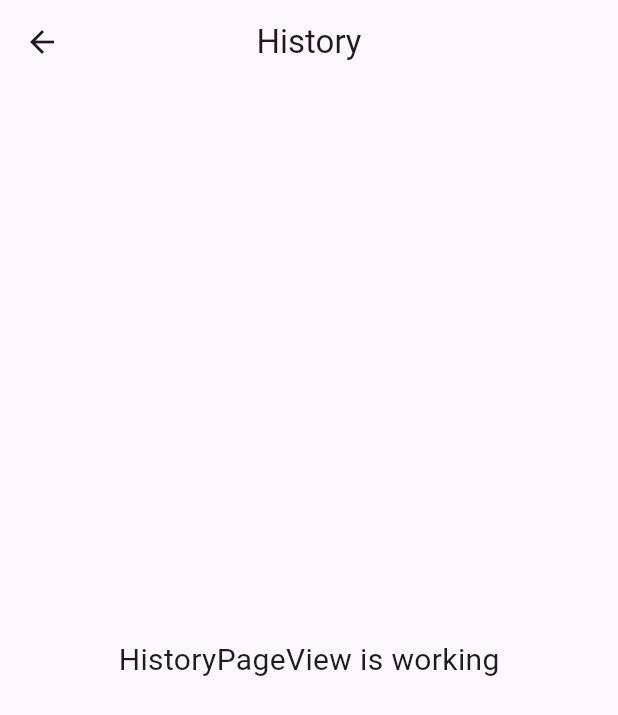
After one commit to MTS-Services/Al-khalifa_food_delivery_app, a Flutter app: the HistoryPageView screen opened by its route, on a phone screen of 412 x 824 dp. The commit adds this screen. Shown: the top 715 px of the screen. Run offline on Flutter 3.47's test engine with Material 3 defaults, Android fonts, the phone set to English and light mode, and no system bars; our stand-ins replace flutter_screenutil, get.

Commit message:
add history

```diff
--- a/lib/app/modules/biriyani/bindings/biriyani_binding.dart
+++ b/lib/app/modules/biriyani/bindings/biriyani_binding.dart
@@ -1,12 +1,12 @@
+import 'package:al_khalifa/app/modules/biriyani/controllers/biriyani_controller.dart';
 import 'package:get/get.dart';
 
-import '../controllers/biriyani_controller.dart';
 
 class BiriyaniBinding extends Bindings {
   @override
   void dependencies() {
     Get.lazyPut<BiriyaniController>(
-      () => BiriyaniController(),
+          () => BiriyaniController(),
     );
   }
 }
--- /dev/null
+++ b/lib/app/modules/history_page/views/history_page_view.dart
@@ -0,0 +1,24 @@
+import 'package:flutter/material.dart';
+
+import 'package:get/get.dart';
+
+import '../controllers/history_page_controller.dart';
+
+class HistoryPageView extends GetView<HistoryPageController> {
+  const HistoryPageView({super.key});
+  @override
+  Widget build(BuildContext context) {
+    return Scaffold(
+      appBar: AppBar(
+        title: const Text('History'),
+        centerTitle: true,
+      ),
+      body: const Center(
+        child: Text(
+          'HistoryPageView is working',
+          style: TextStyle(fontSize: 20),
+        ),
+      ),
+    );
+  }
+}
--- a/lib/app/routes/app_pages.dart
+++ b/lib/app/routes/app_pages.dart
@@ -10,6 +10,8 @@
 import '../modules/curent_location/views/curent_location_view.dart';
 import '../modules/email_verification/bindings/email_verification_binding.dart';
 import '../modules/email_verification/views/email_verification_view.dart';
+import '../modules/history_page/bindings/history_page_binding.dart';
+import '../modules/history_page/views/history_page_view.dart';
 import '../modules/home/bindings/home_binding.dart';
 import '../modules/home/views/home_view.dart';
 import '../modules/login/bindings/login_binding.dart';
@@ -45,7 +47,7 @@
   static final routes = [
     GetPage(
       name: _Paths.HOME,
-      page: () =>  HomeView(),
+      page: () => HomeView(),
       binding: HomeBinding(),
     ),
     GetPage(
@@ -128,5 +130,10 @@
       page: () => const CurentLocationView(),
       binding: CurentLocationBinding(),
     ),
+    GetPage(
+      name: _Paths.HISTORY_PAGE,
+      page: () => const HistoryPageView(),
+      binding: HistoryPageBinding(),
+    ),
   ];
 }
--- a/lib/app/routes/app_routes.dart
+++ b/lib/app/routes/app_routes.dart
@@ -20,6 +20,7 @@
   static const ORDER = _Paths.ORDER;
   static const PROFILE = _Paths.PROFILE;
   static const CURENT_LOCATION = _Paths.CURENT_LOCATION;
+  static const HISTORY_PAGE = _Paths.HISTORY_PAGE;
 }
 
 abstract class _Paths {
@@ -41,4 +42,5 @@
   static const ORDER = '/order';
   static const PROFILE = '/profile';
   static const CURENT_LOCATION = '/curent-location';
+  static const HISTORY_PAGE = '/history-page';
 }
```
Also changed, not shown: lib/app/modules/history_page/bindings/history_page_binding.dart (added, +12 -0 lines), lib/app/modules/history_page/controllers/history_page_controller.dart (added, +23 -0 lines).
